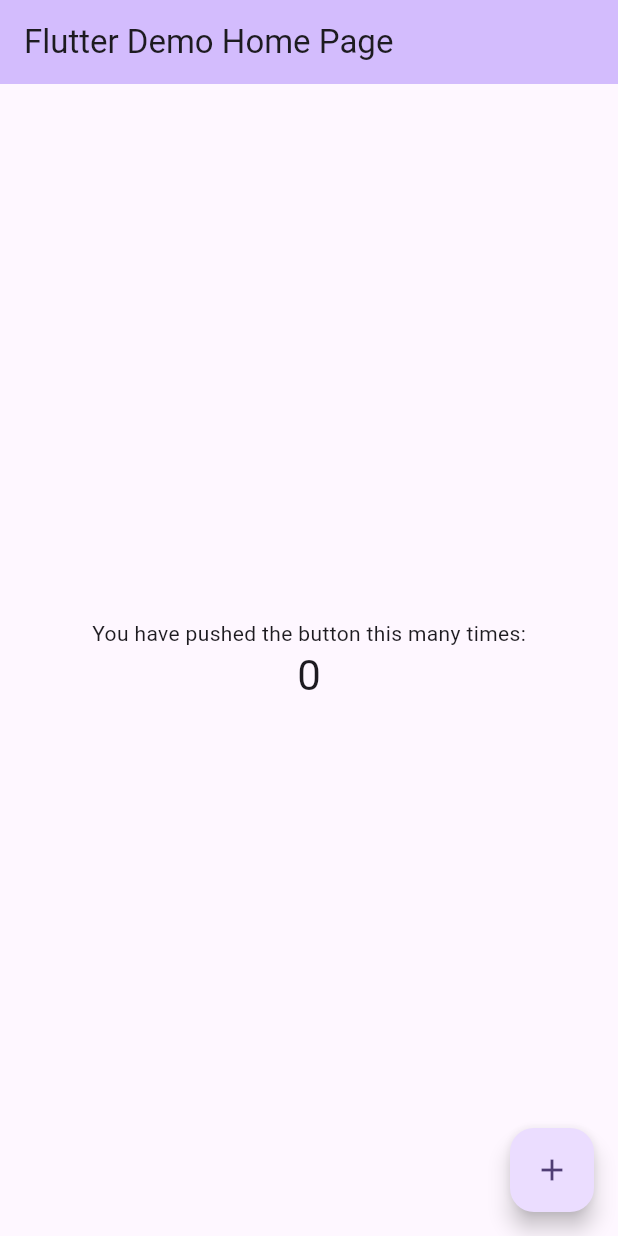
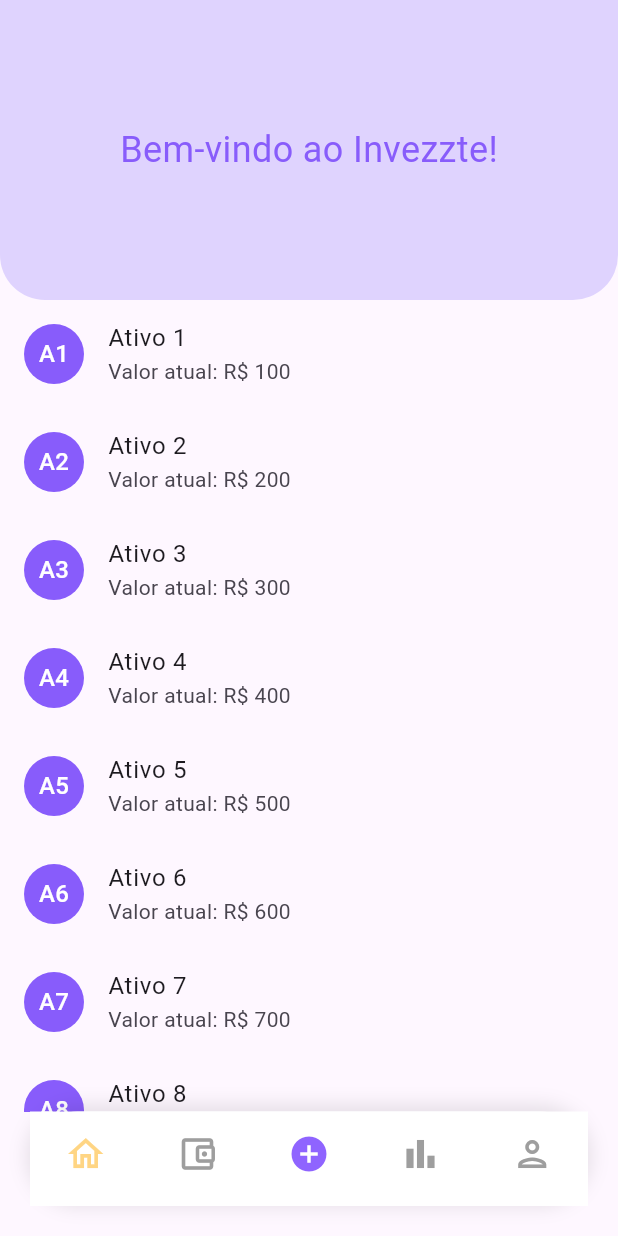
Before and after one commit to hribes/Invezzte, a Flutter app: the screen it shows after launch, on a phone screen of 412 x 824 dp. Run offline on Flutter 3.47's test engine with Material 3 defaults, Android fonts, the phone set to English and light mode, and no system bars.

Commit message:
nav_bar e primeira tela

```diff
--- /dev/null
+++ b/lib/core/widgets/NavBar.dart
@@ -0,0 +1,75 @@
+import 'package:flutter/material.dart';
+
+class NavBar extends StatefulWidget {
+  const NavBar({super.key});
+
+  @override
+  State<NavBar> createState() => _NavBarState();
+}
+
+class _NavBarState extends State<NavBar> {
+  int _selectedIndex = 0;
+
+  void _onItemTapped(int index) {
+    setState(() {
+      _selectedIndex = index;
+    });
+  }
+
+  @override
+  Widget build(BuildContext context) {
+    return Padding(
+      padding: const EdgeInsets.fromLTRB(20, 0, 20, 20),
+      child: Container(
+        decoration: BoxDecoration(
+          borderRadius: BorderRadius.circular(50),
+          color: Colors.white,
+          boxShadow: [
+            BoxShadow(
+              color: Colors.black.withOpacity(0.1),
+              blurRadius: 10,
+              spreadRadius: 2,
+              offset: const Offset(0, -2),
+            ),
+          ],
+        ),
+        child: BottomNavigationBar(
+          type: BottomNavigationBarType.fixed,
+          backgroundColor: const Color.fromARGB(255, 255, 255, 255),
+          selectedItemColor: Color(0xFFFFD583),
+          unselectedItemColor: Colors.grey,
+          currentIndex: _selectedIndex,
+          onTap: _onItemTapped,
+          elevation: 0,
+          showSelectedLabels: false, // Remove o espaço do texto
+          showUnselectedLabels: false,
+
+          items: const [
+            BottomNavigationBarItem(
+              icon: Icon(Icons.home_outlined, size: 28),
+              label: '',
+            ),
+            BottomNavigationBarItem(
+              icon: Icon(Icons.account_balance_wallet_outlined, size: 28),
+              label: '',
+            ),
+            BottomNavigationBarItem(
+              icon: Icon(Icons.add_circle, size: 28, color: Color(0xFF8F64FF)),
+              label: '',
+            ),
+            BottomNavigationBarItem(
+              icon: Icon(Icons.bar_chart_outlined, size: 28),
+              label: '',
+            ),
+            BottomNavigationBarItem(
+              icon: Icon(Icons.person_outlined, size: 28),
+              label: '',
+            ),
+          ],
+        ),
+      ),
+    );
+  }
+}
+
+//Teste de escrita de código para o NavBar, não tem função realldhfakds fhd
--- /dev/null
+++ b/lib/features/autenticacao/presentation/screens/HomeInvezzte.dart
@@ -0,0 +1,58 @@
+import 'package:flutter/material.dart';
+import 'package:invezzte/core/widgets/NavBar.dart';
+
+class Homeinvezzte extends StatelessWidget {
+  const Homeinvezzte({super.key});
+
+  @override
+  Widget build(BuildContext context) {
+    return Scaffold(
+      body: Column(
+        children: [
+          Column(
+            children: [
+              Container(
+                decoration: BoxDecoration(
+                  borderRadius: BorderRadius.only(
+                    bottomLeft: Radius.circular(30),
+                    bottomRight: Radius.circular(30),
+                  ),
+                  color: Color(0xFFDFD3FE),
+                ),
+                height: 200,
+                child: const Center(
+                  child: Text(
+                    'Bem-vindo ao Invezzte!',
+                    style: TextStyle(fontSize: 24, color: Color(0xFF885CFB)),
+                  ),
+                ),
+              ),
+            ],
+          ),
+          Expanded(
+            child: SingleChildScrollView(
+              child: Column(
+                children: List.generate(
+                  10,
+                  (index) => ListTile(
+                    leading: CircleAvatar(
+                      backgroundColor: Color(0xFF885CFB),
+                      child: Text(
+                        'A${index + 1}',
+                        style: TextStyle(color: Colors.white),
+                      ),
+                    ),
+                    title: Text('Ativo ${index + 1}'),
+                    subtitle: Text('Valor atual: R\$ ${(index + 1) * 100}'),
+                  ),
+                ),
+              ),
+            ),
+          ),
+        ],
+      ),
+
+      bottomNavigationBar: NavBar(),
+    );
+  }
+}
--- a/lib/main.dart
+++ b/lib/main.dart
@@ -1,122 +1,20 @@
 import 'package:flutter/material.dart';
+import 'package:invezzte/features/autenticacao/presentation/screens/HomeInvezzte.dart';
 
 void main() {
-  runApp(const MyApp());
+  runApp(const InvezzteApp());
 }
 
-class MyApp extends StatelessWidget {
-  const MyApp({super.key});
+class InvezzteApp extends StatelessWidget {
+  const InvezzteApp({super.key});
 
-  // This widget is the root of your application.
   @override
   Widget build(BuildContext context) {
     return MaterialApp(
-      title: 'Flutter Demo',
-      theme: ThemeData(
-        // This is the theme of your application.
-        //
-        // TRY THIS: Try running your application with "flutter run". You'll see
-        // the application has a purple toolbar. Then, without quitting the app,
-        // try changing the seedColor in the colorScheme below to Colors.green
-        // and then invoke "hot reload" (save your changes or press the "hot
-        // reload" button in a Flutter-supported IDE, or press "r" if you used
-        // the command line to start the app).
-        //
-        // Notice that the counter didn't reset back to zero; the application
-        // state is not lost during the reload. To reset the state, use hot
-        // restart instead.
-        //
-        // This works for code too, not just values: Most code changes can be
-        // tested with just a hot reload.
-        colorScheme: .fromSeed(seedColor: Colors.deepPurple),
-      ),
-      home: const MyHomePage(title: 'Flutter Demo Home Page'),
+      title: 'Invezzte',
+      theme: ThemeData(primarySwatch: Colors.blue),
+      home: const Homeinvezzte(),
+      debugShowCheckedModeBanner: false,
     );
   }
 }
-
-class MyHomePage extends StatefulWidget {
-  const MyHomePage({super.key, required this.title});
-
-  // This widget is the home page of your application. It is stateful, meaning
-  // that it has a State object (defined below) that contains fields that affect
-  // how it looks.
-
-  // This class is the configuration for the state. It holds the values (in this
-  // case the title) provided by the parent (in this case the App widget) and
-  // used by the build method of the State. Fields in a Widget subclass are
-  // always marked "final".
-
-  final String title;
-
-  @override
-  State<MyHomePage> createState() => _MyHomePageState();
-}
-
-class _MyHomePageState extends State<MyHomePage> {
-  int _counter = 0;
-
-  void _incrementCounter() {
-    setState(() {
-      // This call to setState tells the Flutter framework that something has
-      // changed in this State, which causes it to rerun the build method below
-      // so that the display can reflect the updated values. If we changed
-      // _counter without calling setState(), then the build method would not be
-      // called again, and so nothing would appear to happen.
-      _counter++;
-    });
-  }
-
-  @override
-  Widget build(BuildContext context) {
-    // This method is rerun every time setState is called, for instance as done
-    // by the _incrementCounter method above.
-    //
-    // The Flutter framework has been optimized to make rerunning build methods
-    // fast, so that you can just rebuild anything that needs updating rather
-    // than having to individually change instances of widgets.
-    return Scaffold(
-      appBar: AppBar(
-        // TRY THIS: Try changing the color here to a specific color (to
-        // Colors.amber, perhaps?) and trigger a hot reload to see the AppBar
-        // change color while the other colors stay the same.
-        backgroundColor: Theme.of(context).colorScheme.inversePrimary,
-        // Here we take the value from the MyHomePage object that was created by
-        // the App.build method, and use it to set our appbar title.
-        title: Text(widget.title),
-      ),
-      body: Center(
-        // Center is a layout widget. It takes a single child and positions it
-        // in the middle of the parent.
-        child: Column(
-          // Column is also a layout widget. It takes a list of children and
-          // arranges them vertically. By default, it sizes itself to fit its
-          // children horizontally, and tries to be as tall as its parent.
-          //
-          // Column has various properties to control how it sizes itself and
-          // how it positions its children. Here we use mainAxisAlignment to
-          // center the children vertically; the main axis here is the vertical
-          // axis because Columns are vertical (the cross axis would be
-          // horizontal).
-          //
-          // TRY THIS: Invoke "debug painting" (choose the "Toggle Debug Paint"
-          // action in the IDE, or press "p" in the console), to see the
-          // wireframe for each widget.
-          mainAxisAlignment: .center,
-          children: [
-            const Text('You have pushed the button this many times:'),
-            Text(
-              '$_counter',
-              style: Theme.of(context).textTheme.headlineMedium,
-            ),
-          ],
-        ),
-      ),
-      floatingActionButton: FloatingActionButton(
-        onPressed: _incrementCounter,
-        tooltip: 'Increment',
-        child: const Icon(Icons.add),
-      ),
-    );
-  }
-}
--- a/pubspec.yaml
+++ b/pubspec.yaml
@@ -30,6 +30,9 @@
 dependencies:
   flutter:
     sdk: flutter
+  go_router: ^17.2.1
+
+
 
   # The following adds the Cupertino Icons font to your application.
   # Use with the CupertinoIcons class for iOS style icons.
```
Also changed, not shown: pubspec.lock, 3 other files.
